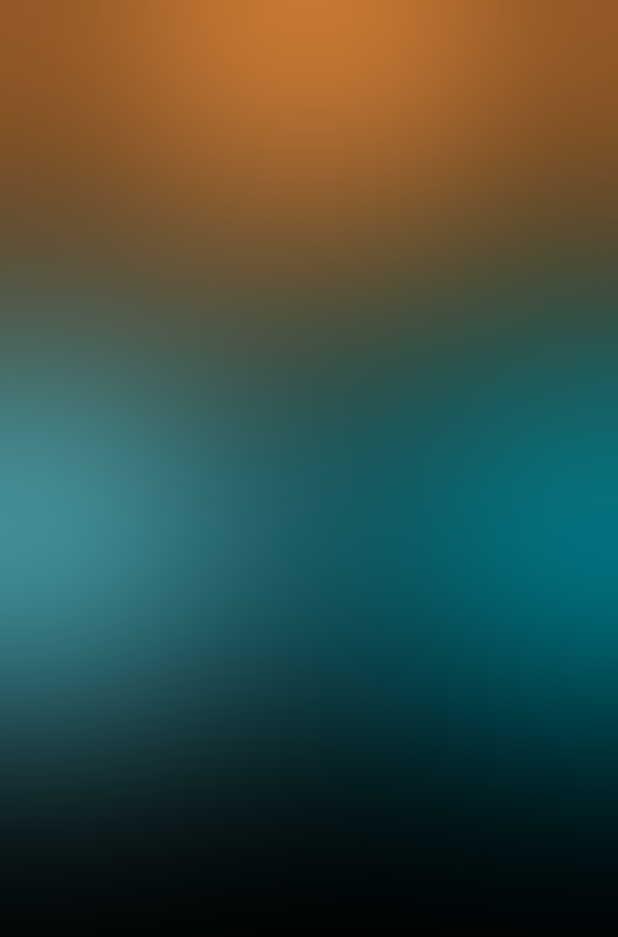
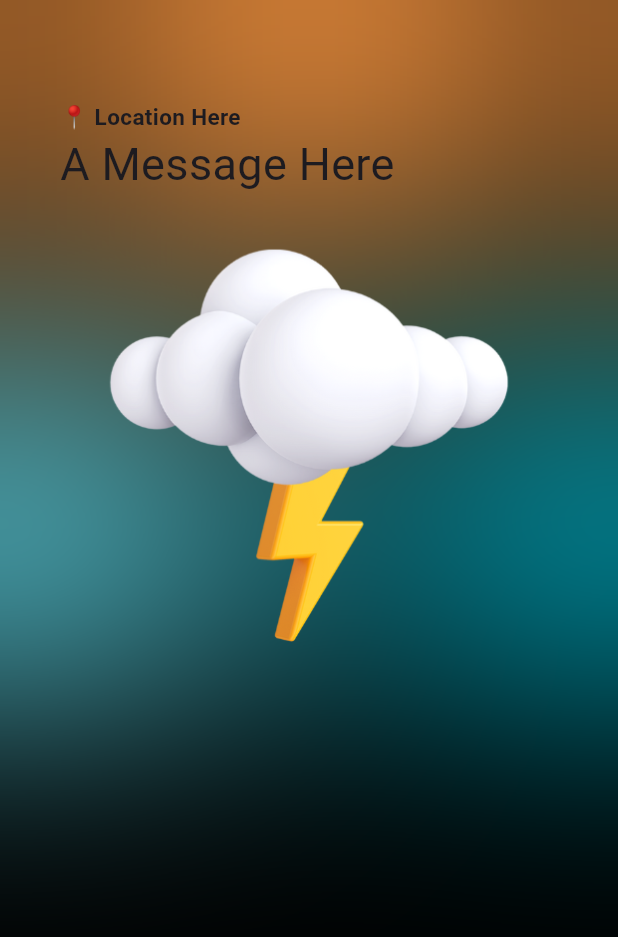
Before and after one commit to nakuldevmv/Weather-app, a Flutter app: the screen it shows after launch, on a phone screen of 412 x 824 dp. Shown: the top 937 px of the screen. Run offline on Flutter 3.47's test engine with Material 3 defaults, Android fonts, the phone set to English and light mode, and no system bars; our stand-ins replace bloc.

Commit message:
Added Assets

```diff
--- a/weatherapp/lib/pages/HomeScreen.dart
+++ b/weatherapp/lib/pages/HomeScreen.dart
@@ -1,6 +1,8 @@
 import 'dart:ui';
 
+import 'package:flutter/cupertino.dart';
 import 'package:flutter/material.dart';
+import 'package:flutter/painting.dart';
 import 'package:flutter/rendering.dart';
 import 'package:flutter/services.dart';
 import 'package:flutter/widgets.dart';
@@ -61,6 +63,25 @@ class HomeScreen extends StatelessWidget {
                   child: Container(
                     decoration: const BoxDecoration(color: Colors.transparent),
                   ),
+                ),
+                SizedBox(
+                  height: sizeOf.height,
+                  width: sizeOf.width,
+                  child: Column(
+                    crossAxisAlignment: CrossAxisAlignment.start,
+                    children: [
+                      const Text(
+                        "📍 Location Here",
+                        style: TextStyle(
+                            fontSize: 15, fontWeight: FontWeight.bold),
+                      ),
+                      const Text(
+                        "A Message Here",
+                        style: TextStyle(fontSize: 30),
+                      ),
+                      Image.asset('assets/1.png'),
+                    ],
+                  ),
                 )
               ],
             ),
--- a/weatherapp/pubspec.yaml
+++ b/weatherapp/pubspec.yaml
@@ -24,8 +24,8 @@ dev_dependencies:
   flutter_lints: ^3.0.0
 
 flutter:
+#next time you add assets remeber to put proper sapcer or there will be an exception
+  assets:
+    - assets/
 
   uses-material-design: true
-
-assets:
-  - assets/
```
Also changed, not shown: weatherapp/assets/1.png (added), weatherapp/assets/11.png (added), weatherapp/assets/12.png (added), weatherapp/assets/13.png (added), weatherapp/assets/14.png (added), weatherapp/assets/2.png (added), weatherapp/assets/3.png (added), weatherapp/assets/4.png (added), weatherapp/assets/5.png (added), weatherapp/assets/6.png (added), weatherapp/assets/7.png (added), weatherapp/assets/8.png (added), weatherapp/assets/9.png (added).
